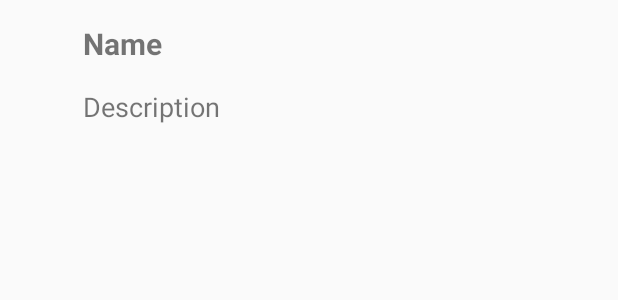
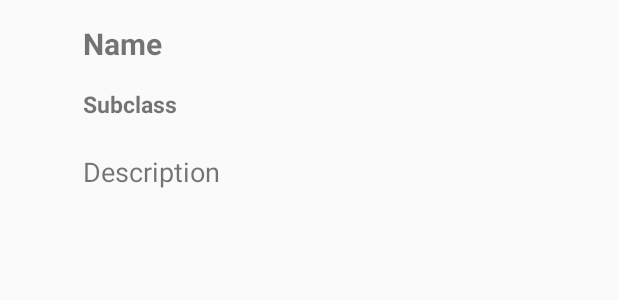
Before and after one commit to Daanp96/s1114322_s1115218_iiatimd_app, an Android app: the layout single_item.xml on its own in the app's theme, with its tools: preview values and no code run, on a phone screen of 412 x 824 dp. Shown: the top 300 px of the screen. Run offline under Robolectric (Android 15) with nearby library versions, the phone set to English and light mode, and no system bars; network calls fail.

Commit message:
Added subclass to food

```diff
--- a/app/src/main/java/com/example/breadofthewild/FoodAdapter.java
+++ b/app/src/main/java/com/example/breadofthewild/FoodAdapter.java
@@ -27,6 +27,7 @@ public class FoodAdapter extends RecyclerView.Adapter<FoodAdapter.FoodViewHolder
         public TextView viewName;
         public ImageView viewImage;
         public TextView viewDescription;
+        public TextView viewSubclass;
 
 
         public FoodViewHolder(@NonNull View itemView) {
@@ -34,6 +35,7 @@ public class FoodAdapter extends RecyclerView.Adapter<FoodAdapter.FoodViewHolder
             viewName = itemView.findViewById(R.id.main_name);
             viewImage = itemView.findViewById(R.id.main_image);
             viewDescription = itemView.findViewById(R.id.main_description);
+            viewSubclass = itemView.findViewById(R.id.main_subclass);
         }
     }
 
@@ -51,6 +53,7 @@ public class FoodAdapter extends RecyclerView.Adapter<FoodAdapter.FoodViewHolder
         holder.viewName.setText(food.getName());
         holder.viewDescription.setText(food.getDescription());
         Picasso.get().load(food.getImage()).into(holder.viewImage);
+        holder.viewSubclass.setText(food.getSubclass());
 //        Picasso.get().load("https://dl.airtable.com/JtPShAO4TQS3JtMsg87E_40px-BotW_Tough_Elixir_Icon.png%3Fversion%3D53aabd7829fcba3fc04ea19cd05e31ff").into(holder.viewImage);
     }
 
--- a/app/src/main/res/layout/single_item.xml
+++ b/app/src/main/res/layout/single_item.xml
@@ -25,10 +25,23 @@
         android:textStyle="bold" />
 
     <TextView
+        android:id="@+id/main_subclass"
+        android:layout_width="356dp"
+        android:layout_height="43dp"
+        android:layout_toEndOf="@id/main_image"
+        android:layout_toRightOf="@id/main_image"
+        android:layout_below="@id/main_name"
+        android:paddingBottom="5dp"
+        android:text="Subclass"
+        android:textSize="15sp"
+        android:textStyle="bold" />
+
+
+    <TextView
         android:id="@+id/main_description"
         android:layout_width="356dp"
         android:layout_height="wrap_content"
-        android:layout_below="@id/main_name"
+        android:layout_below="@id/main_subclass"
         android:layout_toEndOf="@id/main_image"
         android:layout_toRightOf="@id/main_image"
         android:text="Description"
```
Also changed, not shown: app/src/main/java/com/example/breadofthewild/Food.java (+7 -3 lines), app/src/main/java/com/example/breadofthewild/MainActivity.java (+1 -7 lines), app/src/main/java/com/example/breadofthewild/VolleySingleton.java (deleted, +0 -35 lines).
